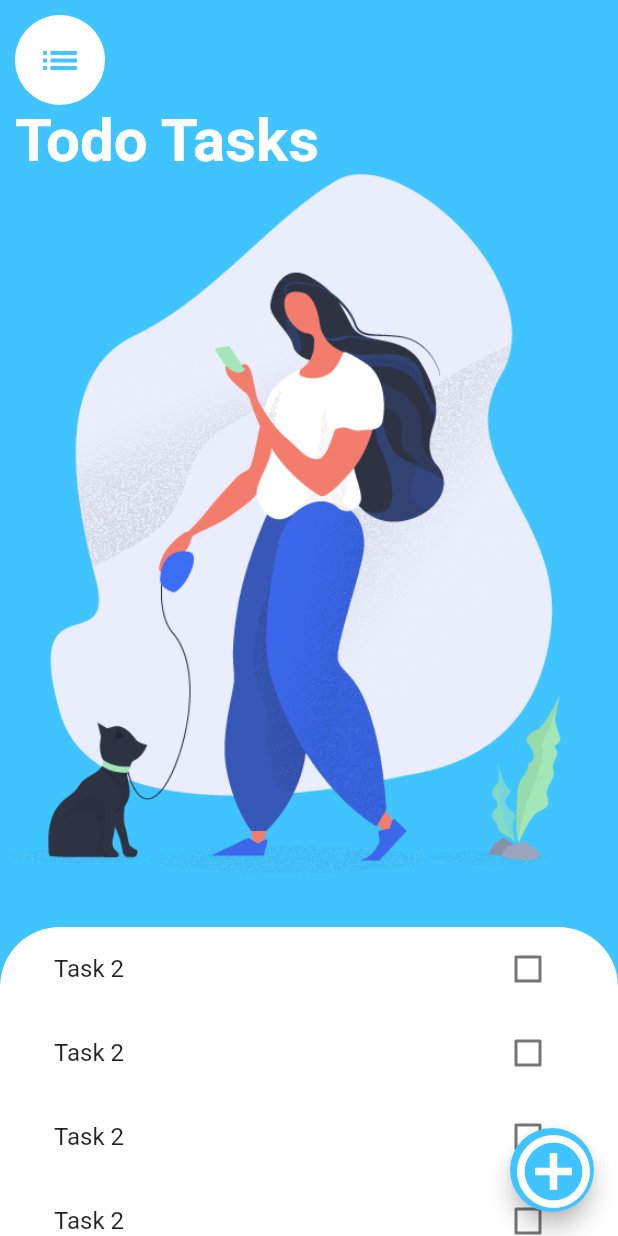
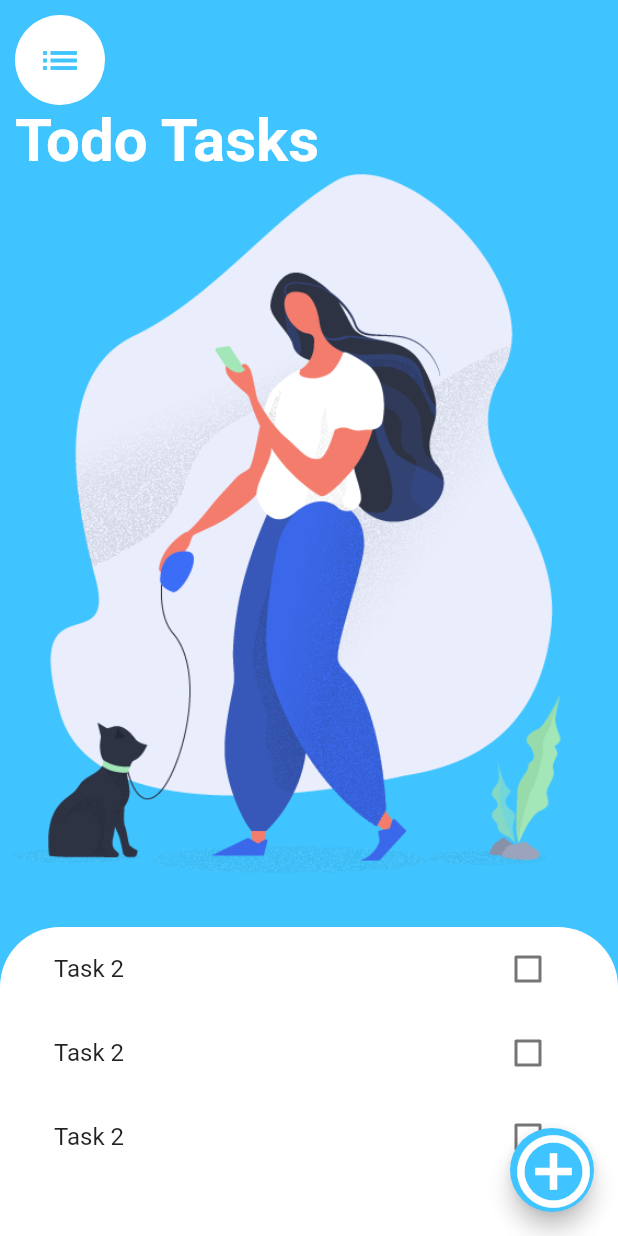
Before and after one commit to developer-akshay/Todo_Tasks, a Flutter app: the screen it shows after launch, on a phone screen of 412 x 824 dp. Run offline on Flutter 3.47's test engine with Material 2 defaults, Android fonts, the phone set to English and light mode, and no system bars.

Commit message:
dynamic listview buillder done now only adding task to the ist remains and deleting it

```diff
--- a/lib/modals/task.dart
+++ b/lib/modals/task.dart
@@ -2,9 +2,9 @@ class Task {
   final String name;
   bool isDone;
   //isdone false isliye kyu ki bydefault toh tumhare task complete toh nhi honge na
-  Task({this.name,this.isDone = false}) ;
+  Task({this.name,this.isDone = false});
 
-  void toggleDone {
+  void toggleDone() {
     isDone = !isDone;
   }
 
--- a/lib/screens/task_tile.dart
+++ b/lib/screens/task_tile.dart
@@ -1,15 +1,12 @@
 import 'package:flutter/material.dart';
 
-class TaskTile extends StatefulWidget {
+class TaskTile extends StatelessWidget {
 
-  @override
-  _TaskTileState createState() => _TaskTileState();
-}
+final bool isChecked;
+final String taskTitle;
+final Function checkBoxCallback;
 
-class _TaskTileState extends State<TaskTile> {
-
-bool isChecked=false;
-
+TaskTile({this.isChecked,this.taskTitle,this.checkBoxCallback});
 //taki hum user nteraction kar sake
 //isko hum anonmyomus use karenge niche ab bina function banaye
 // void checkboxCallback (bool checkboxState) {
@@ -22,33 +19,15 @@ bool isChecked=false;
   Widget build(BuildContext context) {
     return ListTile(
       title: Text('Task 2',
-      style: TextStyle(
-        decoration: isChecked ? TextDecoration.lineThrough : null
-      ),),
-      trailing: TaskCheckbox(
-        checkboxState : isChecked ,
-        ToggleCheckboxState : (bool checkboxState) {
-                    setState(() {
-                      isChecked= checkboxState;
-                    });
-            }
-        ),
+                style: TextStyle(
+                  decoration: isChecked ? TextDecoration.lineThrough : null
+                ),
+      ),
+      trailing:Checkbox(
+                  activeColor: Colors.lightBlueAccent,
+                  value: isChecked,
+                  onChanged: checkBoxCallback,
+      ),
     );
   }
 }
-
-class TaskCheckbox extends StatelessWidget {
-
-  final bool checkboxState;
-  final Function ToggleCheckboxState;
-  TaskCheckbox({this.checkboxState,this.ToggleCheckboxState});
-
-  @override
-  Widget build(BuildContext context) {
-    return Checkbox(
-      activeColor: Colors.lightBlueAccent,
-      value: checkboxState,
-      onChanged: ToggleCheckboxState,
-      );
-  }
-}
--- a/lib/screens/tasks_screen.dart
+++ b/lib/screens/tasks_screen.dart
@@ -19,17 +19,24 @@ class _TaskScreenState extends State<TaskScreen> {
   ];
 
   ListView taskslist(ScrollController myscrollController) {
-    return ListView(
-                controller: myscrollController,
-                children: <Widget>[
-                TaskTile(),
-                TaskTile(),
-                TaskTile(),
-                TaskTile(),
-                TaskTile(),
-                TaskTile(),
-              ],
-            );
+
+    return ListView.builder(
+      controller: myscrollController,
+      itemBuilder: (context, index){
+
+      return TaskTile(
+        taskTitle: tasks[index].name ,
+         isChecked: tasks[index].isDone,
+         checkBoxCallback: (checkboxState) {
+                    setState(() {
+                      tasks[index].toggleDone();
+                    });
+            }
+         );
+    },
+    itemCount: tasks.length,
+    );
+
   }
 
   @override
```
